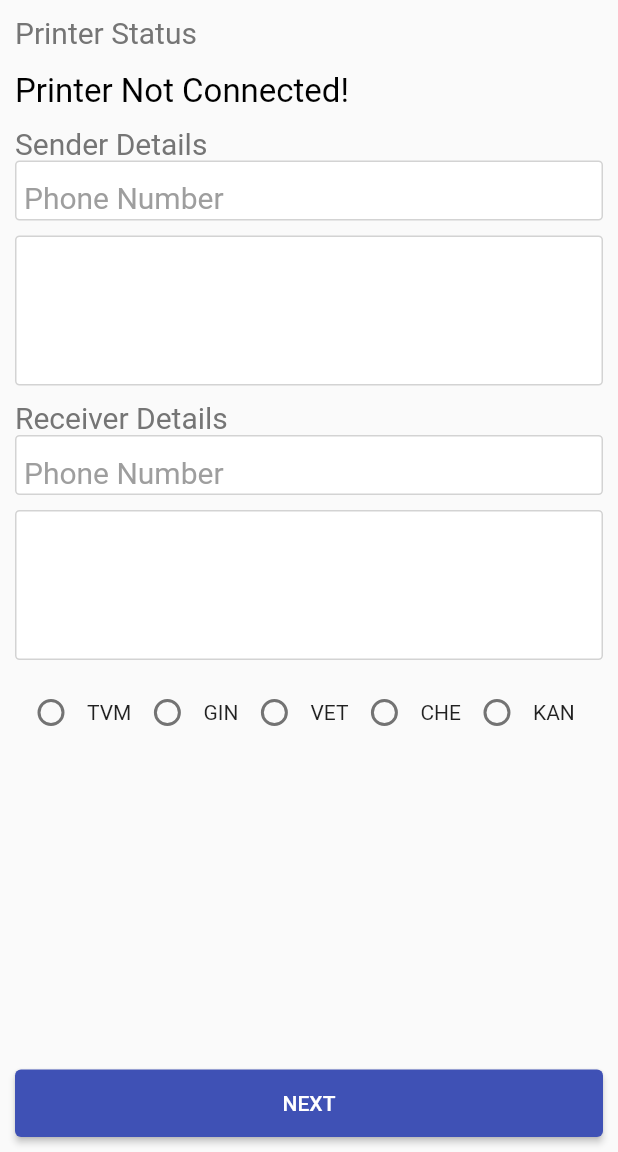
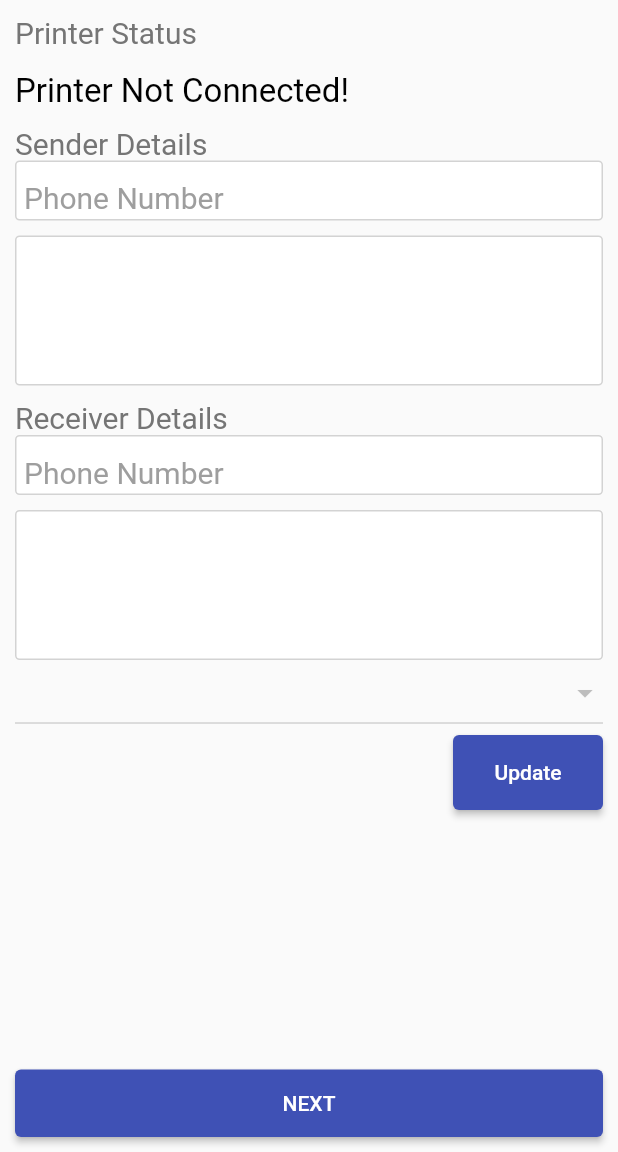
Before and after one commit to ojj18/Transport_app, a Flutter app: the PrintStatusScreen screen opened by its route, on a phone screen of 412 x 824 dp, the part 84-1236 px from its top. Run offline on Flutter 3.47's test engine with Material 2 defaults, Android fonts, the phone set to English and light mode, and no system bars; drawn by our look-alikes of flutter_typeahead; our stand-ins replace firebase_core; accounts and stored records are empty; network calls fail.

Commit message:
Second screen completed

```diff
--- a/lib/Billing/print_status_screen.dart
+++ b/lib/Billing/print_status_screen.dart
@@ -2,6 +2,7 @@ import 'dart:convert';
 
 import 'package:flutter/material.dart';
 import 'package:flutter_typeahead/flutter_typeahead.dart';
+import 'package:transport_app/Billing/update_screen.dart';
 import 'package:transport_app/common/config.dart';
 import 'package:transport_app/widgets/ts_button.dart';
 import 'package:http/http.dart' as http;
@@ -26,6 +27,9 @@ class _PrintStatusScreenState extends State<PrintStatusScreen> {
       TextEditingController();
   final TextEditingController _receiverAddressController =
       TextEditingController();
+  List locationList = [];
+  String? _mySelection;
+  bool containState = false;
 
   // for getting the sender phone number list from database
   Future<List<String>> getSenderPhoneNumberList(String patern) async {
@@ -114,6 +118,31 @@ class _PrintStatusScreenState extends State<PrintStatusScreen> {
     }
 
     return senderPhoneNumberList;
+  }
+
+  @override
+  void initState() {
+    getLocationList();
+
+    super.initState();
+  }
+
+  getLocationList({String? patern}) async {
+    final url = Uri.https(baseUrl, location);
+
+    try {
+      final response = await http.get(
+        url,
+      );
+
+      final extractedData = json.decode(response.body);
+      locationList = extractedData["location"];
+      _mySelection = locationList[0]['state'];
+    } catch (error) {
+      rethrow;
+    }
+
+    return locationList;
   }
 
   @override
@@ -328,6 +357,28 @@ class _PrintStatusScreenState extends State<PrintStatusScreen> {
                   onSuggestionSelected: (suggestion) {
                     setState(() {
                       _receiverAddressController.text = suggestion.toString();
+                      locationList.map((e) {
+                        containState = _receiverAddressController.text
+                            .contains(e['state']);
+
+                        if (containState == true) {
+                          _mySelection = e['state'];
+                        }
+                      }).toList();
+
+                      if (containState == false) {
+                        showModalBottomSheet(
+                            context: context,
+                            builder: (BuildContext context) {
+                              return const SizedBox(
+                                height: 100,
+                                child: Center(
+                                  child: Text(
+                                      "Please the select through the dropdown list"),
+                                ),
+                              );
+                            });
+                      }
                     });
                   },
                 ),
@@ -336,51 +387,36 @@ class _PrintStatusScreenState extends State<PrintStatusScreen> {
                 height: 10,
               ),
               SizedBox(
-                height: 50,
-                // width: 200,
-                child: Row(
-                  children: [
-                    radioList(
-                        radioValue: "TVM",
-                        radioGroupValue: groupValue,
-                        onChange: (value) {
-                          setState(() {
-                            groupValue = value;
-                          });
-                        }),
-                    radioList(
-                        radioValue: "GIN",
-                        radioGroupValue: groupValue,
-                        onChange: (value) {
-                          setState(() {
-                            groupValue = value;
-                          });
-                        }),
-                    radioList(
-                        radioValue: "VET",
-                        radioGroupValue: groupValue,
-                        onChange: (value) {
-                          setState(() {
-                            groupValue = value;
-                          });
-                        }),
-                    radioList(
-                        radioValue: "CHE",
-                        radioGroupValue: groupValue,
-                        onChange: (value) {
-                          setState(() {
-                            groupValue = value;
-                          });
-                        }),
-                    radioList(
-                        radioValue: "KAN",
-                        radioGroupValue: groupValue,
-                        onChange: (value) {
-                          setState(() {
-                            groupValue = value;
-                          });
-                        }),
-                  ],
+                height: 40,
+                child: DropdownButton(
+                  isExpanded: true,
+                  items: locationList.map((item) {
+                    return DropdownMenuItem(
+                      child: Text(item['state']),
+                      value: item['state'].toString(),
+                    );
+                  }).toList(),
+                  onChanged: (String? newVal) {
+                    setState(() {
+                      _mySelection = newVal;
+                    });
+                  },
+                  value: _mySelection,
+                ),
+              ),
+              Align(
+                alignment: Alignment.centerRight,
+                child: TsButton(
+                  minWidth: 100,
+                  buttonText: "Update",
+                  buttonColor: const Color.fromRGBO(63, 81, 181, 1),
+                  onPressed: () {
+                    showDialog(
+                        context: context,
+                        builder: (BuildContext context) {
+                          return const ReceiverUpdateScreen();
+                        });
+                  },
                 ),
               ),
             ],
@@ -401,19 +437,53 @@ class _PrintStatusScreenState extends State<PrintStatusScreen> {
       ),
     );
   }
+}
 
-  Widget radioList(
-      {String? radioValue, String? radioGroupValue, dynamic onChange}) {
-    return Row(
-      mainAxisAlignment: MainAxisAlignment.start,
-      children: [
-        Radio<String>(
-            activeColor: Colors.pinkAccent,
-            value: radioValue!,
-            groupValue: radioGroupValue,
-            onChanged: onChange),
-        Text(radioValue),
-      ],
-    );
-  }
-}
+
+
+
+
+// child: Row(
+//                   children: [
+//                     radioList(
+//                         radioValue: "TVM",
+//                         radioGroupValue: groupValue,
+//                         onChange: (value) {
+//                           setState(() {
+//                             groupValue = value;
+//                           });
+//                         }),
+//                     radioList(
+//                         radioValue: "GIN",
+//                         radioGroupValue: groupValue,
+//                         onChange: (value) {
+//                           setState(() {
+//                             groupValue = value;
+//                           });
+//                         }),
+//                     radioList(
+//                         radioValue: "VET",
+//                         radioGroupValue: groupValue,
+//                         onChange: (value) {
+//                           setState(() {
+//                             groupValue = value;
+//                           });
+//                         }),
+//                     radioList(
+//                         radioValue: "CHE",
+//                         radioGroupValue: groupValue,
+//                         onChange: (value) {
+//                           setState(() {
+//                             groupValue = value;
+//                           });
+//                         }),
+//                     radioList(
+//                         radioValue: "KAN",
+//                         radioGroupValue: groupValue,
+//                         onChange: (value) {
+//                           setState(() {
+//                             groupValue = value;
+//                           });
+//                         }),
+//                   ],
+//                 ),
--- a/lib/common/config.dart
+++ b/lib/common/config.dart
@@ -3,3 +3,5 @@ var baseUrl = "fir-app-d25d6-default-rtdb.firebaseio.com";
 var sender = "/sender.json";
 
 var receiver = "/receiver.json";
+
+var location = "/location.json";
--- a/lib/widgets/Tstext_field.dart
+++ b/lib/widgets/Tstext_field.dart
@@ -10,7 +10,8 @@ class TsFormField extends StatelessWidget {
       this.labelColor,
       this.labelSize,
       this.autoFocus = false,
-      this.textInputAction})
+      this.textInputAction,
+      this.controller})
       : super(key: key);
 
   final String? labelText;
@@ -19,6 +20,7 @@ class TsFormField extends StatelessWidget {
   final double? labelSize;
   final TextInputAction? textInputAction;
   final bool autoFocus;
+  final TextEditingController? controller;
 
   @override
   Widget build(BuildContext context) {
@@ -39,6 +41,7 @@ class TsFormField extends StatelessWidget {
           color: Colors.white,
           height: 50,
           child: TextFormField(
+            controller: controller,
             // textAlign: TextAlign.center,
             // textAlignVertical: TextAlignVertical.center,
             cursorColor: Colors.pinkAccent,
```
Also changed, not shown: lib/Billing/update_screen.dart (added, +194 -0 lines), lib/widgets/ts_container.dart (+20 -21 lines).
